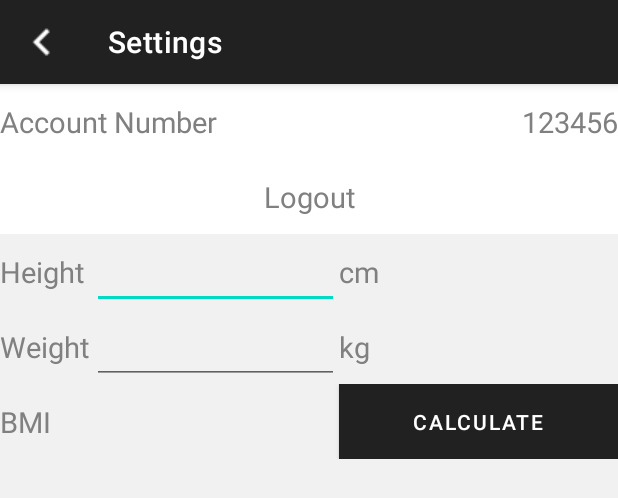
After one commit to gym-tutor/android, an Android app: the layout activity_setting_account.xml on its own in the app's theme, with its tools: preview values and no code run, on a phone screen of 412 x 824 dp. The commit adds this screen. Shown: the top 498 px of the screen. Run offline under Robolectric (Android 15) with nearby library versions, the phone set to English and light mode, and no system bars.

Commit message:
setting update

```diff
--- /dev/null
+++ b/app/src/main/res/layout/activity_setting_account.xml
@@ -0,0 +1,149 @@
+<?xml version="1.0" encoding="utf-8"?>
+<LinearLayout xmlns:android="http://schemas.android.com/apk/res/android"
+    xmlns:app="http://schemas.android.com/apk/res-auto"
+    xmlns:tools="http://schemas.android.com/tools"
+    android:id="@+id/container"
+    android:layout_width="match_parent"
+    android:layout_height="match_parent"
+    android:orientation="vertical"
+    android:background="?attr/backgroundcolor">
+    <com.google.android.material.appbar.MaterialToolbar
+        android:id="@+id/settings_bar"
+        style="@style/Widget.MaterialComponents.Toolbar.Primary"
+        android:layout_width="match_parent"
+        android:layout_height="?attr/actionBarSize"
+        app:layout_constraintEnd_toEndOf="parent"
+        app:layout_constraintStart_toStartOf="parent"
+        app:layout_constraintTop_toTopOf="parent"
+        app:navigationIcon="@drawable/baseline_chevron_left_white_18dp"
+        app:title="Settings" />
+    <LinearLayout android:layout_width="match_parent" android:layout_height="50dp"
+        android:orientation="horizontal"
+        android:background="?attr/cardbackgroundcolor"
+        android:id="@+id/accound_id">
+        <TextView android:layout_width="0dp"
+            android:layout_weight="9"
+            android:layout_height="match_parent"
+            android:textColor="?attr/textcolor"
+            android:gravity="center_vertical"
+            android:textSize="19dp"
+            android:text="Account Number"/>
+        <TextView android:layout_width="0dp"
+            android:id="@+id/accounr_number"
+            android:layout_weight="9"
+            android:layout_height="match_parent"
+            android:textColor="?attr/textcolor"
+            android:gravity="right|center"
+            android:textSize="19dp"
+            android:text="123456"/>
+    </LinearLayout>
+
+    <LinearLayout android:layout_width="match_parent" android:layout_height="50dp"
+        android:orientation="horizontal"
+        android:background="?attr/cardbackgroundcolor"
+        android:id="@+id/logout">
+        <TextView android:layout_width="0dp"
+            android:layout_weight="9"
+            android:layout_height="match_parent"
+            android:textColor="?attr/textcolor"
+            android:gravity="center"
+            android:textSize="19dp"
+            android:text="Logout"/>
+    </LinearLayout>
+
+    <LinearLayout android:layout_width="match_parent" android:layout_height="50dp"
+        android:orientation="horizontal">
+        <TextView
+            android:layout_width="0dp"
+            android:layout_height="match_parent"
+            android:layout_weight="3"
+            android:textColor="?attr/textcolor"
+            android:gravity="center_vertical"
+            android:textSize="19dp"
+            android:text="Height" />
+        <EditText
+            android:id="@+id/height"
+            android:layout_width="0dp"
+            android:layout_height="match_parent"
+            android:ems="9"
+            android:textColor="?attr/textcolor"
+            android:layout_weight="8"
+            android:inputType="number" />
+        <TextView android:layout_width="0dp"
+            android:layout_weight="2"
+            android:layout_height="match_parent"
+            android:textColor="?attr/textcolor"
+            android:gravity="center_vertical"
+            android:textSize="19dp"
+            android:text="cm"/>
+        <TextView android:layout_width="0dp"
+            android:layout_weight="7"
+            android:layout_height="match_parent"
+            android:gravity="center_vertical"
+            />
+    </LinearLayout>
+
+    <LinearLayout android:layout_width="match_parent" android:layout_height="50dp"
+        android:orientation="horizontal">
+        <TextView
+            android:layout_width="0dp"
+            android:layout_height="match_parent"
+            android:layout_weight="3"
+            android:gravity="center_vertical"
+            android:textColor="?attr/textcolor"
+            android:textSize="19dp"
+            android:text="Weight" />
+        <EditText
+            android:id="@+id/weight"
+            android:layout_width="0dp"
+            android:layout_height="match_parent"
+            android:textColor="?attr/textcolor"
+            android:ems="9"
+            android:layout_weight="8"
+            android:inputType="number" />
+        <TextView android:layout_width="0dp"
+            android:layout_weight="2"
+            android:layout_height="match_parent"
+            android:textColor="?attr/textcolor"
+            android:gravity="center_vertical"
+            android:textSize="19dp"
+            android:text="kg"/>
+        <TextView android:layout_width="0dp"
+            android:layout_weight="7"
+            android:layout_height="match_parent"
+            android:gravity="center_vertical"
+            />
+    </LinearLayout>>
+
+    <LinearLayout android:layout_width="match_parent" android:layout_height="50dp"
+        android:orientation="horizontal">
+        <TextView
+            android:layout_width="0dp"
+            android:layout_height="match_parent"
+            android:layout_weight="3"
+            android:textColor="?attr/textcolor"
+            android:gravity="center_vertical"
+            android:textSize="19dp"
+            android:text="BMI" />
+        <TextView android:layout_width="0dp"
+            android:id="@+id/bmi"
+            android:layout_weight="8"
+            android:textColor="?attr/textcolor"
+            android:layout_height="match_parent"
+            android:gravity="center_vertical"
+            android:textSize="19dp"
+            android:text=""/>
+        />
+        <Button
+            android:id="@+id/calculate_bmi"
+            android:layout_width="0dp"
+            android:layout_height="match_parent"
+            android:layout_weight="9"
+            android:background="#34D6FA"
+            android:gravity="center"
+            android:text="Calculate" />
+        />
+    </LinearLayout>
+
+
+</LinearLayout>
```
Also changed, not shown: app/src/main/res/layout/activity_setting.xml (+0 -98 lines), app/src/main/res/layout/activity_setting_notification.xml (added, +60 -0 lines).
